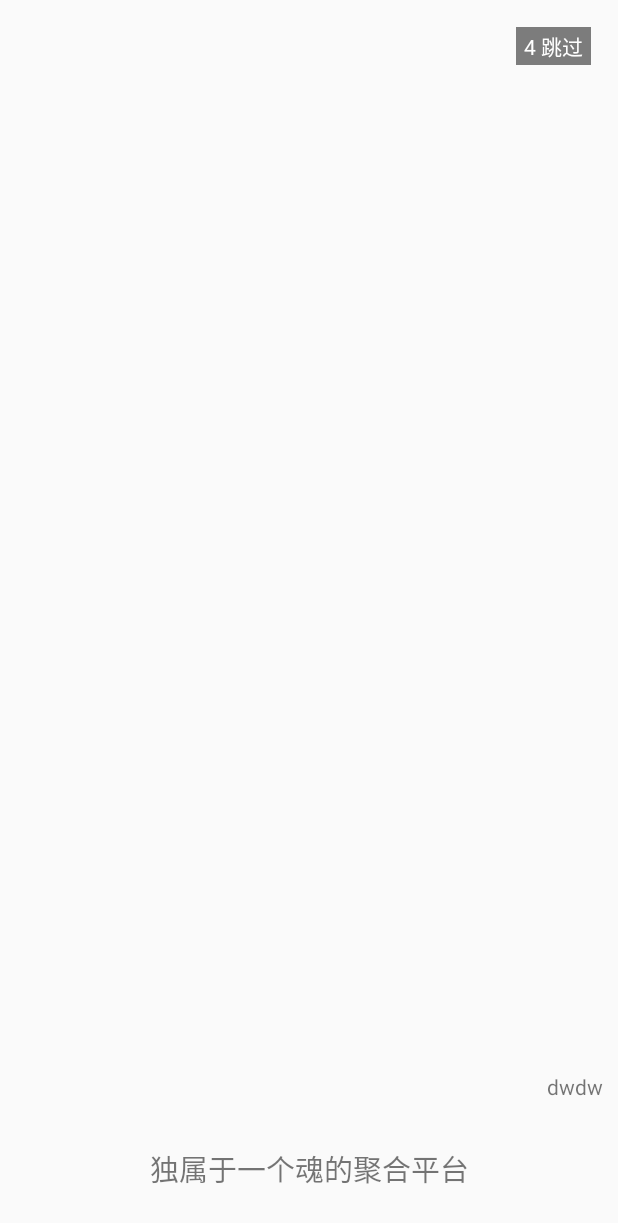
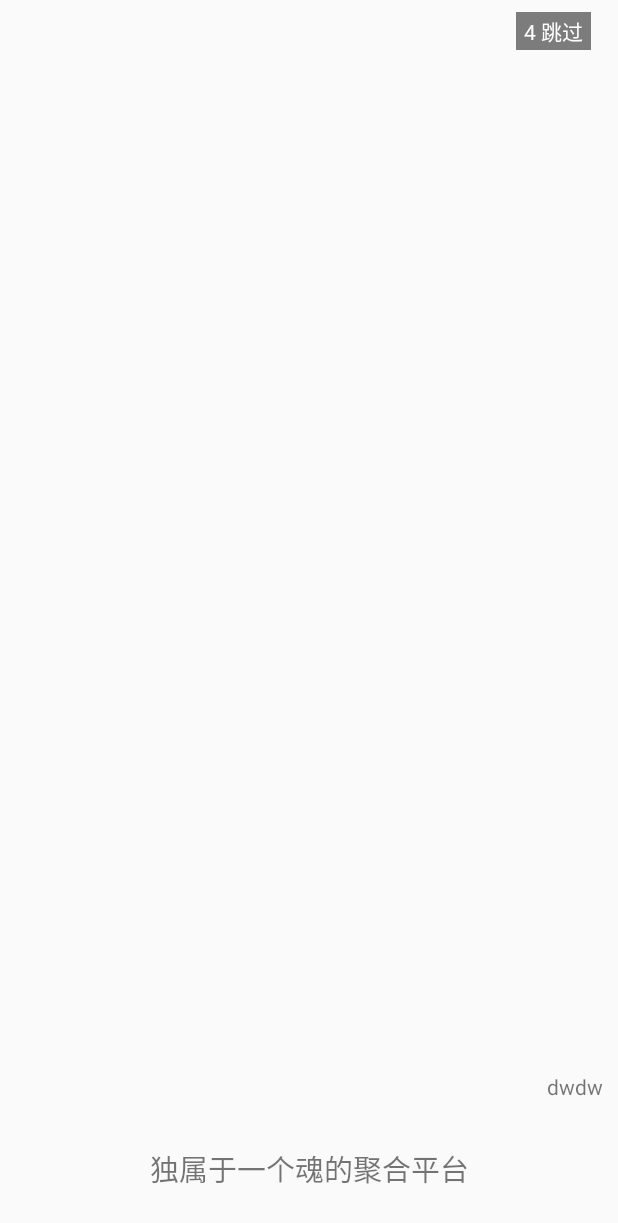
Before and after one commit to YenalyLiew/AsAsFans, an Android app: the layout activity_splash.xml on its own in the app's theme, with its tools: preview values and no code run, on a phone screen of 412 x 824 dp. Shown: the top 1223 px of the screen. Run offline under Robolectric (Android 15) with nearby library versions, the phone set to English and light mode, and no system bars.

Commit message:
修改 加载跳过布局

```diff
--- a/app/src/main/res/layout/activity_splash.xml
+++ b/app/src/main/res/layout/activity_splash.xml
@@ -24,7 +24,7 @@
             android:text="@string/skip_with_sec"
             android:gravity="center"
             android:textColor="@color/white"
-            app:layout_constraintTop_toTopOf="@id/iv_background"
+            app:layout_constraintTop_toTopOf="parent"
             app:layout_constraintRight_toRightOf="@id/iv_background"
             tools:text="4 跳过" />
 
@@ -33,7 +33,7 @@
             android:layout_width="match_parent"
             android:layout_height="0dp"
             app:layout_constraintBottom_toTopOf="@+id/activity_launch_desc"
-            app:layout_constraintTop_toTopOf="parent"
+            app:layout_constraintTop_toBottomOf="@+id/skip_tick"
             app:layout_constraintLeft_toLeftOf="parent"
             app:layout_constraintRight_toRightOf="parent"
 
--- a/module-support/src/main/java/com/fairhr/module_support/utils/GlideUtils.java
+++ b/module-support/src/main/java/com/fairhr/module_support/utils/GlideUtils.java
@@ -60,6 +60,7 @@ public class GlideUtils {
     public static void loadToImageView(Activity activity, String url, ImageView imageView) {
         Glide.with(activity)
                 .load(url)
+                .skipMemoryCache(false)
                 .into(imageView);
     }
 
```
